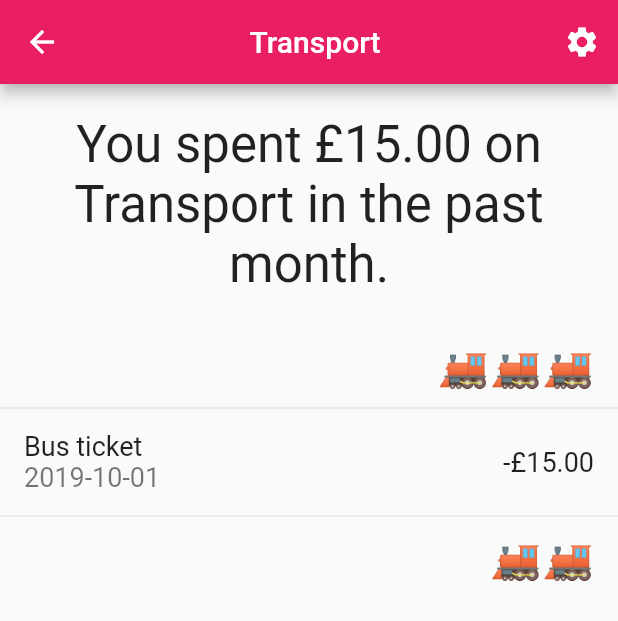
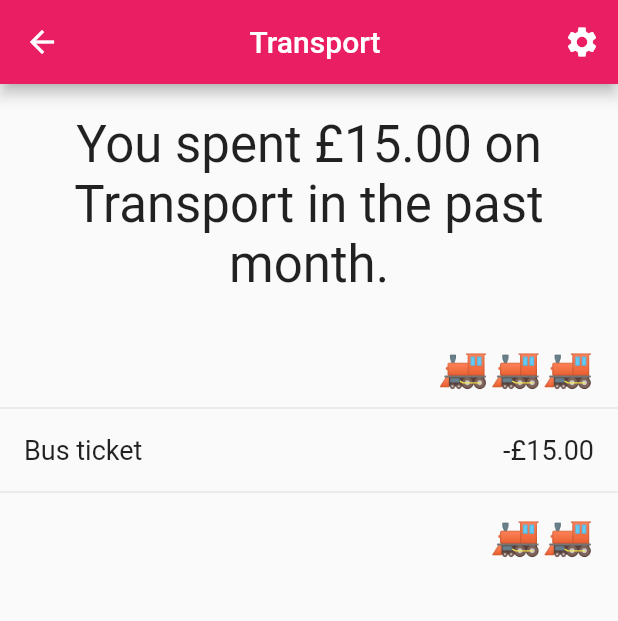
Before and after one commit to AimeeRedbond/bubel-ui, a Flutter app: the screen it shows after launch, after a tap on an icon or button, on a phone screen of 412 x 824 dp. Shown: the top 621 px of the screen. Run offline on Flutter 3.47's test engine with Material 2 defaults, Android fonts, the phone set to English and light mode, and no system bars.

```diff
--- a/bubble_bank/lib/helper.dart
+++ b/bubble_bank/lib/helper.dart
@@ -101,7 +101,7 @@ Iterable<ListTile> transactionsTiles(List<Map> transactions){
           style: biggerFont,
         ),
         subtitle: Text(
-          transaction["date"] ? transaction["date"].toString().split(" ")[0] : "",
+          transaction.containsKey("date") ? transaction["date"].toString().split(" ")[0] : "",
           style: biggerFont,
         ),
         trailing: Text(
@@ -130,10 +130,6 @@ Iterable<ListTile> transactionsTilesWithCategorys(List<Map> transactions, group)
     return ListTile(
       title: Text(
         transaction["description"],
-        style: biggerFont,
-      ),
-      subtitle: Text(
-        transaction["date"].toString().split(" ")[0],
         style: biggerFont,
       ),
       trailing: Text(
@@ -300,7 +296,7 @@ Scaffold groupScaffold(transactions, context, group){
             )
           ),
           Expanded(
-            child: transactionsView(transactionsTilesWithCategorys(sortTransactions(transactions, "amount", true), group), context)
+            child: transactionsView(transactionsTilesWithCategorys(groupDuplicates(sortTransactions(transactions, "amount", true)), group), context)
           )
         ]
       )
```
